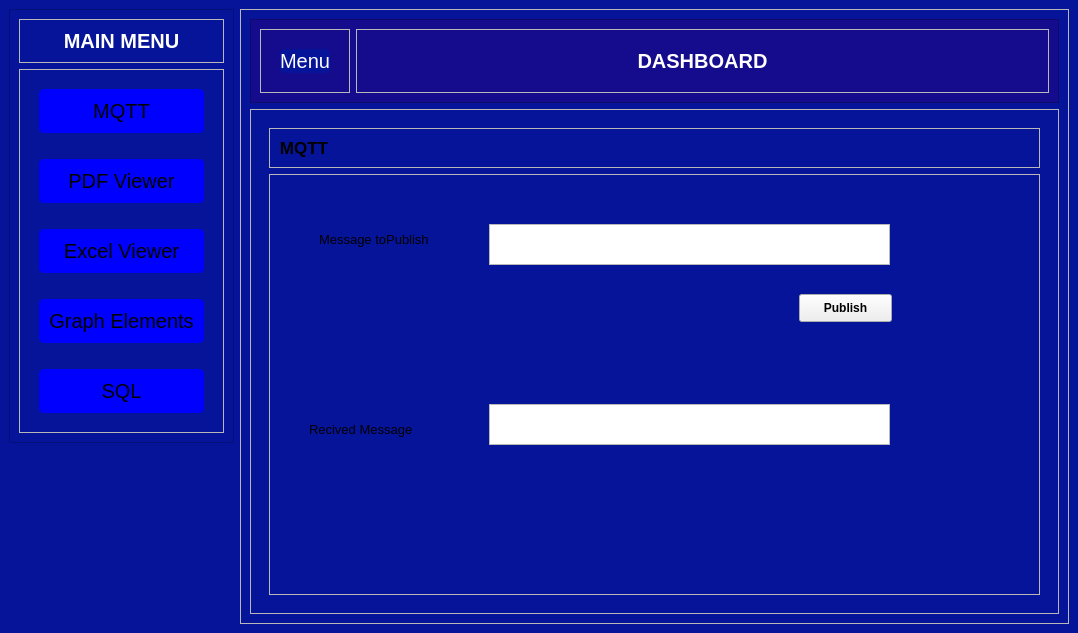
Qt form demo3.ui (Rahs0601/Pyside6-POC) before a commit.
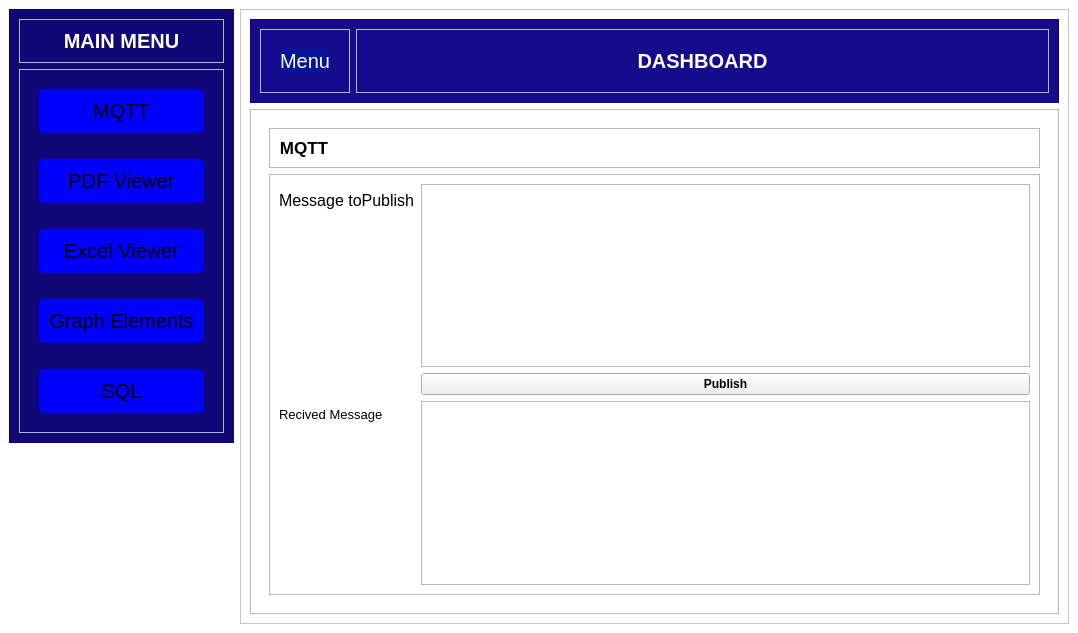
The same form after that commit. The open tabs and pages were chosen to show the change.

What changed in the file:
```diff
--- a/demo3.ui
+++ b/demo3.ui
@@ -19,10 +19,10 @@
 background-colr:rgb(0, 21, 116);
 }
 #frame{
-background-color: rgb(6, 20, 154);
+background-color: rgb(16, 8, 118);
 }
 #centralwidget{
-background-color: rgb(6, 20, 154);
+background-color: white;
 }
 #frame_4  QPushButton{
 background-color:rgb(0, 0, 255);
@@ -56,6 +56,11 @@
 color:black;
 
 }
+#frame_2{
+background-color:white;
+
+}
+
 </string>
    </property>
    <layout class="QHBoxLayout" name="horizontalLayout">
@@ -326,82 +331,58 @@
                 <property name="frameShadow">
                  <enum>QFrame::Raised</enum>
                 </property>
-                <widget class="QPushButton" name="pushButton_7">
-                 <property name="geometry">
-                  <rect>
-                   <x>530</x>
-                   <y>120</y>
-                   <width>93</width>
-                   <height>28</height>
-                  </rect>
-                 </property>
-                 <property name="font">
-                  <font>
-                   <pointsize>9</pointsize>
-                   <weight>75</weight>
-                   <bold>true</bold>
-                  </font>
-                 </property>
-                 <property name="text">
-                  <string>Publish</string>
-                 </property>
-                </widget>
-                <widget class="QLabel" name="label_9">
-                 <property name="geometry">
-                  <rect>
-                   <x>40</x>
-                   <y>240</y>
-                   <width>181</width>
-                   <height>31</height>
-                  </rect>
-                 </property>
-                 <property name="font">
-                  <font>
-                   <pointsize>10</pointsize>
-                  </font>
-                 </property>
-                 <property name="text">
-                  <string>Recived Message</string>
-                 </property>
-                </widget>
-                <widget class="QTextEdit" name="textEdit_2">
-                 <property name="geometry">
-                  <rect>
-                   <x>220</x>
-                   <y>230</y>
-                   <width>401</width>
-                   <height>41</height>
-                  </rect>
-                 </property>
-                </widget>
-                <widget class="QTextEdit" name="textEdit">
-                 <property name="geometry">
-                  <rect>
-                   <x>220</x>
-                   <y>50</y>
-                   <width>401</width>
-                   <height>41</height>
-                  </rect>
-                 </property>
-                </widget>
-                <widget class="QLabel" name="label_2">
-                 <property name="geometry">
-                  <rect>
-                   <x>50</x>
-                   <y>50</y>
-                   <width>171</width>
-                   <height>31</height>
-                  </rect>
-                 </property>
-                 <property name="font">
-                  <font>
-                   <pointsize>10</pointsize>
-                  </font>
-                 </property>
-                 <property name="text">
-                  <string>Message toPublish</string>
-                 </property>
-                </widget>
+                <layout class="QFormLayout" name="formLayout">
+                 <item row="0" column="0">
+                  <widget class="QLabel" name="label_2">
+                   <property name="font">
+                    <font>
+                     <pointsize>12</pointsize>
+                    </font>
+                   </property>
+                   <property name="text">
+                    <string>Message toPublish</string>
+                   </property>
+                  </widget>
+                 </item>
+                 <item row="0" column="1">
+                  <widget class="QTextEdit" name="textEdit">
+                   <property name="font">
+                    <font>
+                     <pointsize>12</pointsize>
+                    </font>
+                   </property>
+                  </widget>
+                 </item>
+                 <item row="1" column="1">
+                  <widget class="QPushButton" name="pushButton_7">
+                   <property name="font">
+                    <font>
+                     <pointsize>9</pointsize>
+                     <weight>75</weight>
+                     <bold>true</bold>
+                    </font>
+                   </property>
+                   <property name="text">
+                    <string>Publish</string>
+                   </property>
+                  </widget>
+                 </item>
+                 <item row="2" column="0">
+                  <widget class="QLabel" name="label_9">
+                   <property name="font">
+                    <font>
+                     <pointsize>10</pointsize>
+                    </font>
+                   </property>
+                   <property name="text">
+                    <string>Recived Message</string>
+                   </property>
+                  </widget>
+                 </item>
+                 <item row="2" column="1">
+                  <widget class="QTextEdit" name="textEdit_2"/>
+                 </item>
+                </layout>
                </widget>
               </item>
              </layout>
```
Left out of the diff: 92 changed lines with no effect on the pictures.
